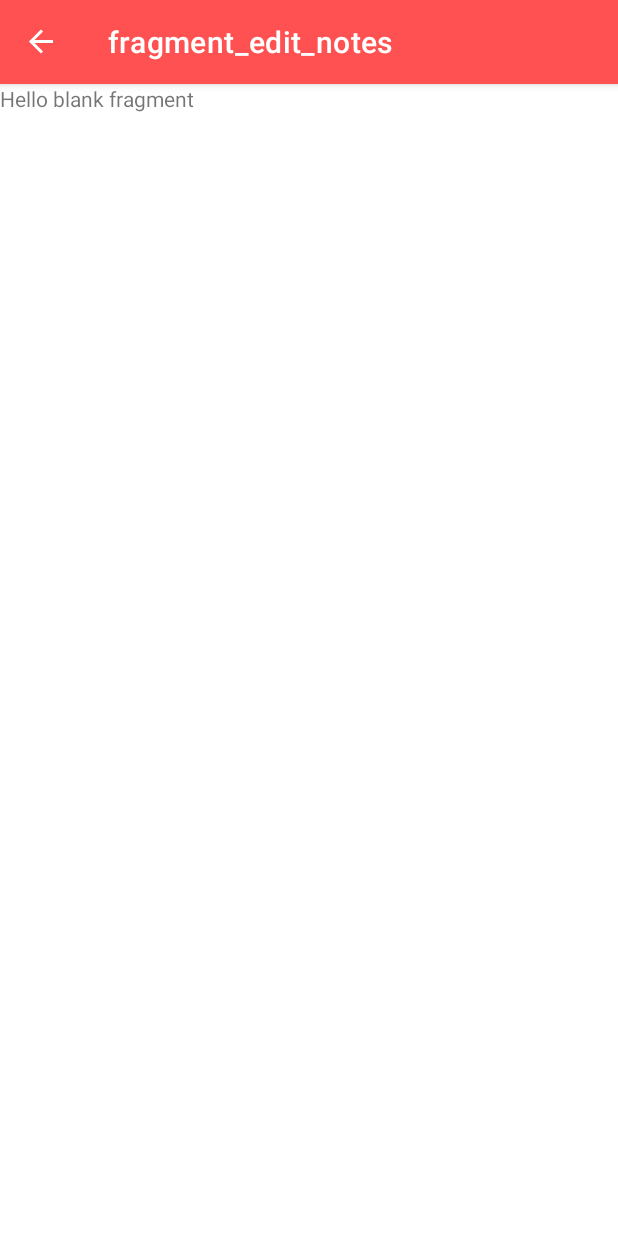
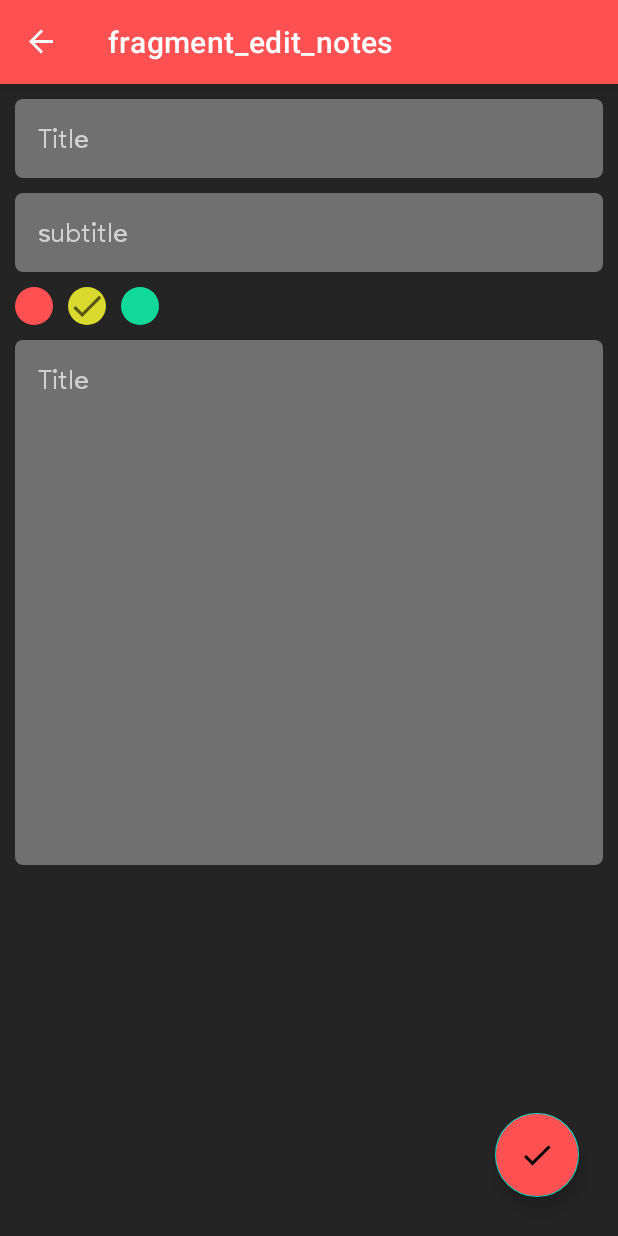
Before and after one commit to Raghavarya2002/NotesMaker, an Android app: the EditNotesFragment screen opened through its navigation route, on a phone screen of 412 x 824 dp. Run offline under Robolectric (Android 15) with nearby library versions, the phone set to English and light mode, and no system bars; our stand-ins replace navigation-ui.

Commit message:
UI almost done

```diff
--- /dev/null
+++ b/app/src/main/res/drawable/green_dot.xml
@@ -0,0 +1,5 @@
+<?xml version="1.0" encoding="utf-8"?>
+<shape xmlns:android="http://schemas.android.com/apk/res/android"
+    android:shape="oval">
+    <solid android:color="@color/green_color" />
+</shape>
--- /dev/null
+++ b/app/src/main/res/drawable/red_dot.xml
@@ -0,0 +1,5 @@
+<?xml version="1.0" encoding="utf-8"?>
+<shape xmlns:android="http://schemas.android.com/apk/res/android"
+    android:shape="oval">
+    <solid android:color="@color/red_color" />
+</shape>
--- /dev/null
+++ b/app/src/main/res/drawable/yellow_dot.xml
@@ -0,0 +1,5 @@
+<?xml version="1.0" encoding="utf-8"?>
+<shape xmlns:android="http://schemas.android.com/apk/res/android"
+    android:shape="oval">
+    <solid android:color="@color/yellow_color" />
+</shape>
--- a/app/src/main/res/layout/fragment_edit_notes.xml
+++ b/app/src/main/res/layout/fragment_edit_notes.xml
@@ -1,14 +1,90 @@
 <?xml version="1.0" encoding="utf-8"?>
 <FrameLayout xmlns:android="http://schemas.android.com/apk/res/android"
-    xmlns:tools="http://schemas.android.com/tools"
     android:layout_width="match_parent"
     android:layout_height="match_parent"
-    tools:context=".ui.Fragments.EditNotesFragment">
+    android:background="@color/back_color">
 
-    <!-- TODO: Update blank fragment layout -->
-    <TextView
+    <LinearLayout
         android:layout_width="match_parent"
         android:layout_height="match_parent"
-        android:text="@string/hello_blank_fragment" />
+        android:orientation="vertical"
+        android:paddingStart="10dp"
+        android:paddingEnd="10dp">
+
+        <EditText
+            android:id="@+id/edtTitle"
+            android:layout_width="match_parent"
+            android:layout_height="wrap_content"
+            android:layout_marginTop="10dp"
+            android:background="@drawable/edit_txt_shape"
+            android:fontFamily="@font/regular"
+            android:hint="@string/title1"
+            android:maxLines="1"
+            android:padding="15dp"
+            android:textColorHint="#D1D1D1" />
+
+        <EditText
+            android:id="@+id/edtSubtitle"
+            android:layout_width="match_parent"
+            android:layout_height="wrap_content"
+            android:layout_marginTop="10dp"
+            android:background="@drawable/edit_txt_shape"
+            android:fontFamily="@font/regular"
+            android:hint="@string/subtitle1"
+            android:maxLines="1"
+            android:padding="15dp"
+            android:textColorHint="#D1D1D1" />
+
+        <LinearLayout
+            android:layout_width="match_parent"
+            android:layout_height="wrap_content"
+            android:layout_marginTop="10dp"
+            android:orientation="horizontal">
+
+            <ImageView
+                android:id="@+id/pRed"
+                android:layout_width="25dp"
+                android:layout_height="25dp"
+                android:background="@drawable/red_dot" />
+
+            <ImageView
+                android:id="@+id/pYellow"
+                android:layout_width="25dp"
+                android:layout_height="25dp"
+                android:layout_marginStart="10dp"
+                android:background="@drawable/yellow_dot"
+                android:src="@drawable/ic_baseline_done_24" />
+
+            <ImageView
+                android:id="@+id/pGreen"
+                android:layout_width="25dp"
+                android:layout_height="25dp"
+                android:layout_marginStart="10dp"
+                android:background="@drawable/green_dot" />
+
+        </LinearLayout>
+
+        <EditText
+            android:id="@+id/edtNotes"
+            android:layout_width="match_parent"
+            android:layout_height="350dp"
+            android:layout_marginTop="10dp"
+            android:background="@drawable/edit_txt_shape"
+            android:fontFamily="@font/regular"
+            android:gravity="start"
+            android:hint="@string/title1"
+            android:padding="15dp"
+            android:textColorHint="#D1D1D1" />
+
+    </LinearLayout>
+
+    <com.google.android.material.floatingactionbutton.FloatingActionButton
+        android:id="@+id/btnEditSaveNotes"
+        android:layout_width="wrap_content"
+        android:layout_height="wrap_content"
+        android:layout_gravity="bottom|end"
+        android:layout_margin="26dp"
+        android:backgroundTint="@color/red_color"
+        android:src="@drawable/ic_baseline_done_24" />
 
 </FrameLayout>
--- a/app/src/main/res/values/colors.xml
+++ b/app/src/main/res/values/colors.xml
@@ -9,4 +9,6 @@
     <color name="white">#FFFFFFFF</color>
     <color name="back_color">#242424</color>
     <color name="red_color">#FF5151</color>
+    <color name="green_color">#11D998</color>
+    <color name="yellow_color">#D9D92F</color>
 </resources>
```
Also changed, not shown: app/src/main/res/layout/fragment_create_notes.xml (+32 -1 lines), app/src/main/res/layout/item_notes.xml (added, +65 -0 lines).
